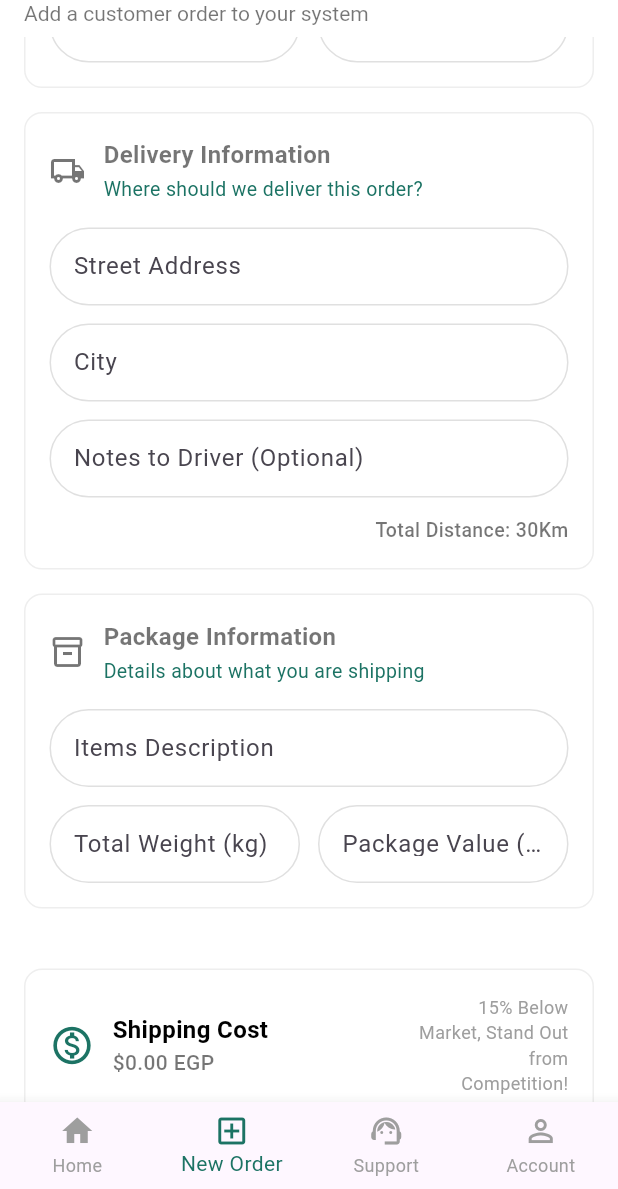
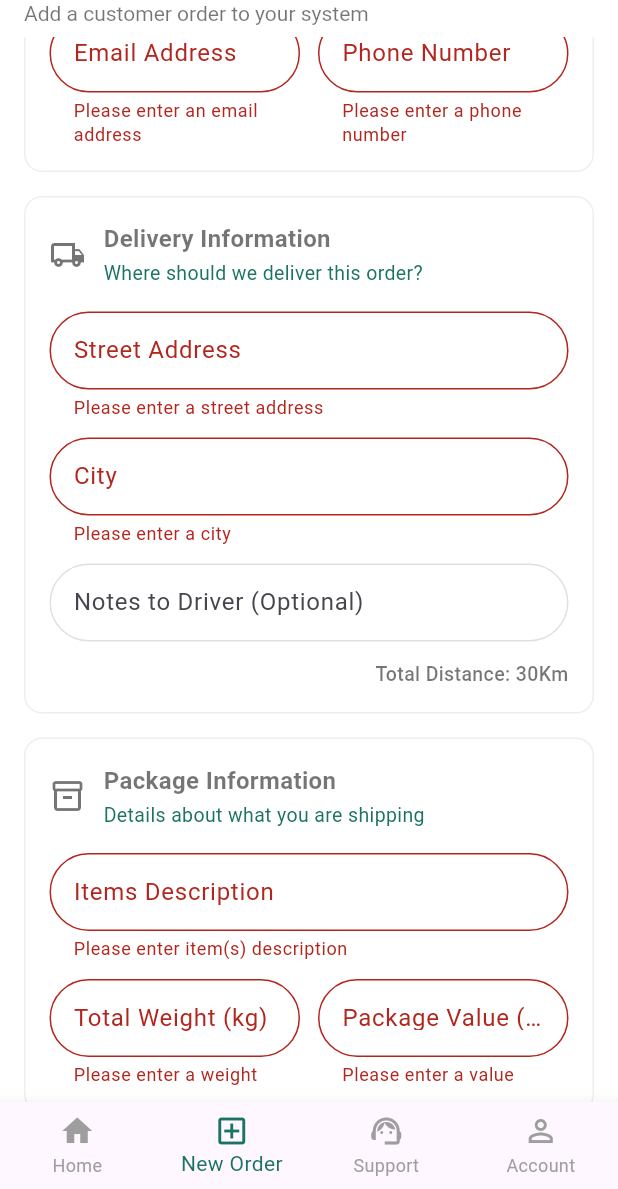
Before and after one commit to kareeem74/shippix_business_mobile, a Flutter app: the screen it shows after launch, item 2 of the bottom bar chosen, scrolled down 192 dp, after a tap on "Calculate Shipping Cost", on a phone screen of 412 x 824 dp, the part 47-1236 px from its top. Run offline on Flutter 3.47's test engine with Material 3 defaults, Android fonts, the phone set to English and light mode, and no system bars.

Commit message:
Missing Validations @ Create new order (fixed #4)

```diff
--- a/lib/features/home/ui/home_screen.dart
+++ b/lib/features/home/ui/home_screen.dart
@@ -141,7 +141,7 @@ class HomeScreen extends StatelessWidget {
     return Scaffold(
       appBar: AppBar(
         title: const Text(
-          "Shippix-Business",
+          "Business",
           style: TextStyle(
               fontWeight: FontWeight.bold, fontSize: 16, color: Colors.black),
         ),
@@ -156,7 +156,9 @@ class HomeScreen extends StatelessWidget {
             onPressed: () {
               Navigator.push(
                 context,
-                MaterialPageRoute(builder: (context) => const NewOrderScreen(showBackButton: true)),
+                MaterialPageRoute(
+                    builder: (context) =>
+                    const NewOrderScreen(showBackButton: true)),
               );
             },
             icon: const Icon(Icons.add_circle_outline),
@@ -185,21 +187,34 @@ class HomeScreen extends StatelessWidget {
             ),
             const SizedBox(height: 16),
 
-            // Top Stats
-            GridView.count(
-              crossAxisCount: 2,
-              shrinkWrap: true,
-              physics: const NeverScrollableScrollPhysics(),
-              crossAxisSpacing: 12,
-              mainAxisSpacing: 12,
-              childAspectRatio: 1.6,
-              children: [
-                _buildCard("Total Completed Orders", "40", Icons.inventory_2),
-                _buildCard("Active", "5", Icons.location_on_outlined),
-                _buildCard("Completed Today", "3", Icons.check_box_outlined),
-                _buildCard("Pending Pickup", "0", Icons.local_shipping_outlined),
-              ],
+            LayoutBuilder(
+              builder: (context, constraints) {
+                double cardWidth = (constraints.maxWidth - 12) / 2; // 2 columns + spacing
+                return Wrap(
+                  spacing: 12,
+                  runSpacing: 12,
+                  children: [
+                    SizedBox(
+                      width: cardWidth,
+                      child: _buildCard("Total Completed Orders", "40", Icons.inventory_2),
+                    ),
+                    SizedBox(
+                      width: cardWidth,
+                      child: _buildCard("Active", "5", Icons.location_on_outlined),
+                    ),
+                    SizedBox(
+                      width: cardWidth,
+                      child: _buildCard("Completed Today", "3", Icons.check_box_outlined),
+                    ),
+                    SizedBox(
+                      width: cardWidth,
+                      child: _buildCard("Pending Pickup", "0", Icons.local_shipping_outlined),
+                    ),
+                  ],
+                );
+              },
             ),
+
 
             const SizedBox(height: 24),
 
--- a/lib/features/orders/new_order_screen.dart
+++ b/lib/features/orders/new_order_screen.dart
@@ -11,6 +11,7 @@ class NewOrderScreen extends StatefulWidget {
 }
 
 class _NewOrderScreenState extends State<NewOrderScreen> {
+  final _formKey = GlobalKey<FormState>();
   bool _isCostCalculated = false;
 
   static const Color _primaryColor = Color(0xFF1C7364);
@@ -63,12 +64,17 @@ class _NewOrderScreenState extends State<NewOrderScreen> {
     );
   }
 
-  Widget _buildTextField(String label, {String? hint, TextInputType type = TextInputType.text}) {
+  Widget _buildTextField(String label,
+      {String? hint,
+      TextInputType type = TextInputType.text,
+      String? prefixText,
+      String? Function(String?)? validator}) {
     return TextFormField(
       keyboardType: type,
       decoration: InputDecoration(
         labelText: label,
         hintText: hint,
+        prefixText: prefixText,
         hintStyle: TextStyle(color: Colors.grey.shade400, fontSize: 14),
         floatingLabelStyle: const TextStyle(color: _primaryColor),
         border: OutlineInputBorder(
@@ -83,8 +89,11 @@ class _NewOrderScreenState extends State<NewOrderScreen> {
           borderRadius: BorderRadius.circular(30),
           borderSide: const BorderSide(color: _primaryColor, width: 2.0),
         ),
-        contentPadding: const EdgeInsets.symmetric(vertical: 14, horizontal: 12),
+        contentPadding:
+            const EdgeInsets.symmetric(vertical: 14, horizontal: 12),
+        errorMaxLines: 2,
       ),
+      validator: validator,
     );
   }
 
@@ -96,7 +105,8 @@ class _NewOrderScreenState extends State<NewOrderScreen> {
         scrolledUnderElevation: 0,
         leading: widget.showBackButton
             ? IconButton(
-                icon: const Icon(Icons.arrow_back_ios_new, color: Colors.black, size: 20),
+                icon: const Icon(Icons.arrow_back_ios_new,
+                    color: Colors.black, size: 20),
                 onPressed: () {
                   Navigator.pop(context);
                 },
@@ -123,6 +133,8 @@ class _NewOrderScreenState extends State<NewOrderScreen> {
       ),
       body: SingleChildScrollView(
         padding: const EdgeInsets.all(16),
+        child: Form(
+          key: _formKey,
           child: Column(
             crossAxisAlignment: CrossAxisAlignment.start,
             children: [
@@ -132,13 +144,41 @@ class _NewOrderScreenState extends State<NewOrderScreen> {
                 title: "Customer Information",
                 subtitle: "Details about your customer",
                 children: [
-                _buildTextField("Customer Name"),
+                  _buildTextField("Customer Name", validator: (value) {
+                    if (value == null || value.isEmpty) {
+                      return 'Please enter a customer name';
+                    }
+                    return null;
+                  }),
                   const SizedBox(height: 12),
                   Row(
                     children: [
-                    Expanded(child: _buildTextField("Email Address", type: TextInputType.emailAddress)),
+                      Expanded(
+                          child: _buildTextField("Email Address",
+                              type: TextInputType.emailAddress,
+                              validator: (value) {
+                        if (value == null || value.isEmpty) {
+                          return 'Please enter an email address';
+                        }
+                        if (!RegExp(r'^[^@]+@[^@]+\.[^@]+').hasMatch(value)) {
+                          return 'Please enter a valid email address';
+                        }
+                        return null;
+                      })),
                       const SizedBox(width: 12),
-                    Expanded(child: _buildTextField("Phone Number", type: TextInputType.phone)),
+                      Expanded(
+                          child: _buildTextField("Phone Number",
+                              type: TextInputType.phone,
+                              prefixText: "+20 ",
+                              validator: (value) {
+                        if (value == null || value.isEmpty) {
+                          return 'Please enter a phone number';
+                        }
+                        if (value.length != 11) {
+                          return 'Phone number must be 11 digits';
+                        }
+                        return null;
+                      })),
                     ],
                   ),
                 ],
@@ -150,9 +190,19 @@ class _NewOrderScreenState extends State<NewOrderScreen> {
                 title: "Delivery Information",
                 subtitle: "Where should we deliver this order?",
                 children: [
-                _buildTextField("Street Address"),
+                  _buildTextField("Street Address", validator: (value) {
+                    if (value == null || value.isEmpty) {
+                      return 'Please enter a street address';
+                    }
+                    return null;
+                  }),
                   const SizedBox(height: 12),
-                _buildTextField("City"),
+                  _buildTextField("City", validator: (value) {
+                    if (value == null || value.isEmpty) {
+                      return 'Please enter a city';
+                    }
+                    return null;
+                  }),
                   const SizedBox(height: 12),
                   _buildTextField("Notes to Driver (Optional)"),
                   const SizedBox(height: 12),
@@ -160,7 +210,10 @@ class _NewOrderScreenState extends State<NewOrderScreen> {
                     alignment: Alignment.centerRight,
                     child: Text(
                       "Total Distance: 30Km",
-                    style: TextStyle(color: Colors.black54, fontSize: 13, fontWeight: FontWeight.w500),
+                      style: TextStyle(
+                          color: Colors.black54,
+                          fontSize: 13,
+                          fontWeight: FontWeight.w500),
                     ),
                   ),
                 ],
@@ -172,13 +225,40 @@ class _NewOrderScreenState extends State<NewOrderScreen> {
                 title: "Package Information",
                 subtitle: "Details about what you are shipping",
                 children: [
-                _buildTextField("Items Description", hint: "e.g., Electronics, Clothing, Books"),
+                  _buildTextField("Items Description",
+                      hint: "e.g., Electronics, Clothing, Books",
+                      validator: (value) {
+                    if (value == null || value.isEmpty) {
+                      return 'Please enter item(s) description';
+                    }
+                    return null;
+                  }),
                   const SizedBox(height: 12),
                   Row(
                     children: [
-                    Expanded(child: _buildTextField("Total Weight (kg)", type: TextInputType.number)),
+                      Expanded(
+                          child: _buildTextField("Total Weight (kg)",
+                              type: TextInputType.number, validator: (value) {
+                        if (value == null || value.isEmpty) {
+                          return 'Please enter a weight';
+                        }
+                        if (double.tryParse(value) == null) {
+                          return 'Please enter a valid number';
+                        }
+                        return null;
+                      })),
                       const SizedBox(width: 12),
-                    Expanded(child: _buildTextField("Package Value (EGP)", type: TextInputType.number)),
+                      Expanded(
+                          child: _buildTextField("Package Value (EGP)",
+                              type: TextInputType.number, validator: (value) {
+                        if (value == null || value.isEmpty) {
+                          return 'Please enter a value';
+                        }
+                        if (double.tryParse(value) == null) {
+                          return 'Please enter a valid number';
+                        }
+                        return null;
+                      })),
                     ],
                   ),
                 ],
@@ -193,6 +273,7 @@ class _NewOrderScreenState extends State<NewOrderScreen> {
             ],
           ),
         ),
+      ),
     );
   }
 
@@ -205,10 +286,16 @@ class _NewOrderScreenState extends State<NewOrderScreen> {
           style: ElevatedButton.styleFrom(
             backgroundColor: const Color(0xFF263238),
             padding: const EdgeInsets.symmetric(vertical: 10),
-            shape: RoundedRectangleBorder(borderRadius: BorderRadius.circular(30)),
+            shape:
+                RoundedRectangleBorder(borderRadius: BorderRadius.circular(30)),
           ),
-          onPressed: () => setState(() => _isCostCalculated = true),
-          child: const Text("Calculate Shipping Cost", style: TextStyle(fontSize: 16, color: Colors.white)),
+          onPressed: () {
+            if (_formKey.currentState!.validate()) {
+              setState(() => _isCostCalculated = true);
+            }
+          },
+          child: const Text("Calculate Shipping Cost",
+              style: TextStyle(fontSize: 16, color: Colors.white)),
         ),
         const SizedBox(height: 8),
         const Text(
@@ -232,13 +319,22 @@ class _NewOrderScreenState extends State<NewOrderScreen> {
           ),
           child: Row(
             children: [
-              Icon(Icons.monetization_on_outlined, color: _primaryColor, size: 30),
+              Icon(Icons.monetization_on_outlined,
+                  color: _primaryColor, size: 30),
               const SizedBox(width: 12),
               const Column(
                 crossAxisAlignment: CrossAxisAlignment.start,
                 children: [
-                  Text('Shipping Cost', style: TextStyle(fontSize: 16, fontWeight: FontWeight.bold, color: Colors.black)),
-                  Text('\$0.00 EGP', style: TextStyle(fontSize: 14, color: Colors.black54, fontWeight: FontWeight.w500)),
+                  Text('Shipping Cost',
+                      style: TextStyle(
+                          fontSize: 16,
+                          fontWeight: FontWeight.bold,
+                          color: Colors.black)),
+                  Text('\$0.00 EGP',
+                      style: TextStyle(
+                          fontSize: 14,
+                          color: Colors.black54,
+                          fontWeight: FontWeight.w500)),
                 ],
               ),
               const Spacer(),
@@ -259,11 +355,15 @@ class _NewOrderScreenState extends State<NewOrderScreen> {
             style: ElevatedButton.styleFrom(
               backgroundColor: const Color(0xFF263238),
               padding: const EdgeInsets.symmetric(horizontal: 40, vertical: 10),
-              shape: RoundedRectangleBorder(borderRadius: BorderRadius.circular(30)),
+              shape: RoundedRectangleBorder(
+                  borderRadius: BorderRadius.circular(30)),
             ),
-            onPressed: () { //TODO: Navigate to payment screen},
+            onPressed:
+                () {
+                  //TODO: Navigate to payment screen
                 },
-            child: const Text("Next", style: TextStyle(fontSize: 16, color: Colors.white)),
+            child: const Text("Next",
+                style: TextStyle(fontSize: 16, color: Colors.white)),
           ),
         ),
       ],
```
Lines whose indentation alone changed are shown as unchanged.
